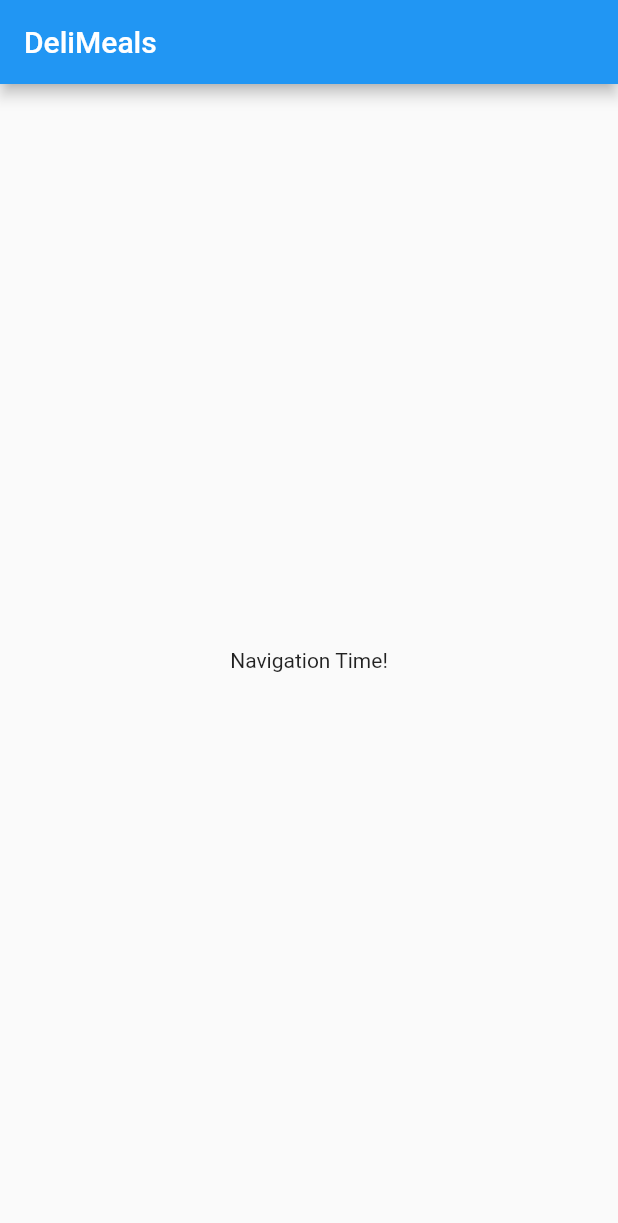
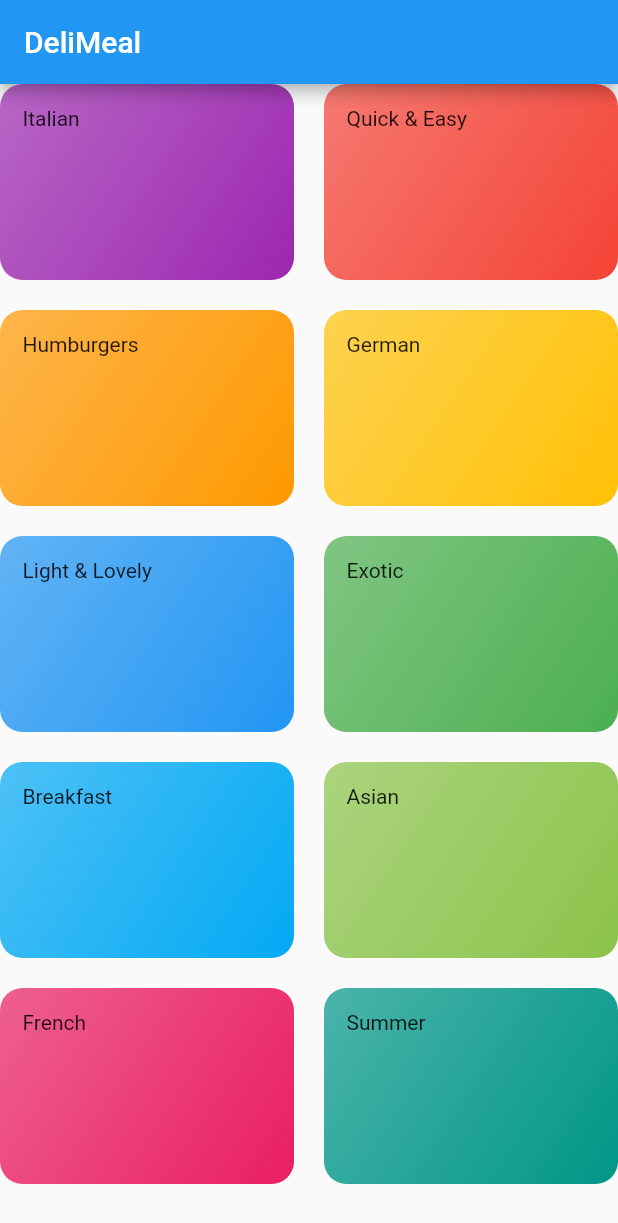
Before and after one commit to ShemBrooklyne/Deli-Meals, a Flutter app: the screen it shows after launch, on a phone screen of 412 x 824 dp. Shown: the top 1223 px of the screen. Run offline on Flutter 3.47's test engine with Material 2 defaults, Android fonts, the phone set to English and light mode, and no system bars.

Commit message:
Scrollable gridview to display Categories

```diff
--- /dev/null
+++ b/lib/categories_screen.dart
@@ -0,0 +1,28 @@
+import 'package:flutter/material.dart';
+import './dummy_data.dart';
+import './category_item.dart';
+
+class CategoriesScreen extends StatelessWidget {
+  @override
+  Widget build(BuildContext context) {
+    return Scaffold(
+      appBar: AppBar(
+        title: const Text('DeliMeal'),
+        ),
+      body: GridView(
+        children: DUMMY_CATEGORIES
+            .map((categoryData) => CategoryItem(
+                  categoryData.title,
+                  categoryData.color,
+                ))
+            .toList(),
+        gridDelegate: SliverGridDelegateWithMaxCrossAxisExtent(
+          maxCrossAxisExtent: 200,
+          childAspectRatio: 3 / 2,
+          crossAxisSpacing: 20,
+          mainAxisSpacing: 20,
+        ),
+      ),
+    );
+  }
+}
--- /dev/null
+++ b/lib/category_item.dart
@@ -0,0 +1,27 @@
+import 'package:flutter/material.dart';
+
+class CategoryItem extends StatelessWidget {
+  final String title;
+  final Color color;
+
+  CategoryItem(this.title, this.color);
+
+  @override
+  Widget build(BuildContext context) {
+    return Container(
+      padding: const EdgeInsets.all(15),
+      child: Text(title),
+      decoration: BoxDecoration(
+        gradient: LinearGradient(
+          colors: [
+            color.withOpacity(0.7),
+            color,
+            ],
+            begin: Alignment.topLeft,
+            end: Alignment.bottomRight,
+            ),
+            borderRadius: BorderRadius.circular(15),
+            ),
+    );
+  }
+}
--- /dev/null
+++ b/lib/dummy_data.dart
@@ -0,0 +1,55 @@
+import 'package:flutter/material.dart';
+import './models/category.dart';
+
+const DUMMY_CATEGORIES = const [
+  Category(
+    id: 'c1',
+    title: 'Italian',
+    color: Colors.purple,
+  ),
+  Category(
+    id: 'c2',
+    title: 'Quick & Easy',
+    color: Colors.red,
+  ),
+  Category(
+    id: 'c3',
+    title: 'Humburgers',
+    color: Colors.orange,
+  ),
+  Category(
+    id: 'c4',
+    title: 'German',
+    color: Colors.amber,
+  ),
+  Category(
+  id: 'c5',
+  title: 'Light & Lovely',
+  color: Colors.blue,
+  ),
+    Category(
+    id: 'c6',
+    title: 'Exotic',
+    color: Colors.green,
+  ),
+    Category(
+    id: 'c7',
+    title: 'Breakfast',
+    color: Colors.lightBlue,
+  ),
+    Category(
+    id: 'c8',
+    title: 'Asian',
+    color: Colors.lightGreen,
+  ),
+    Category(
+    id: 'c9',
+    title: 'French',
+    color: Colors.pink,
+  ),
+    Category(
+    id: 'c10',
+    title: 'Summer',
+    color: Colors.teal,
+  ),
+];
--- a/lib/main.dart
+++ b/lib/main.dart
@@ -1,4 +1,5 @@
 import 'package:flutter/material.dart';
+import './categories_screen.dart';
 
 void main() {
   runApp(MyApp());
@@ -12,28 +13,7 @@ class MyApp extends StatelessWidget {
       theme: ThemeData(
         primarySwatch: Colors.blue,
       ),
-      home: MyHomePage(),
+      home: CategoriesScreen(),
     );
   }
 }
-
-class MyHomePage extends StatefulWidget {
-
-  @override
-  _MyHomePageState createState() => _MyHomePageState();
-}
-
-class _MyHomePageState extends State<MyHomePage> {
-
-  @override
-  Widget build(BuildContext context) {
-    return Scaffold(
-      appBar: AppBar(
-        title: Text('DeliMeals'),
-      ),
-      body: Center(
-        child: Text('Navigation Time!'),
-      ),
-    );
-  }
-}
--- /dev/null
+++ b/lib/models/category.dart
@@ -0,0 +1,13 @@
+import 'package:flutter/material.dart';
+
+class Category {
+  final String id;
+  final String title;
+  final Color color;
+
+  const Category({
+    @required this.id,
+    @required this.title,
+    this.color = Colors.orange,
+  });
+}
```
